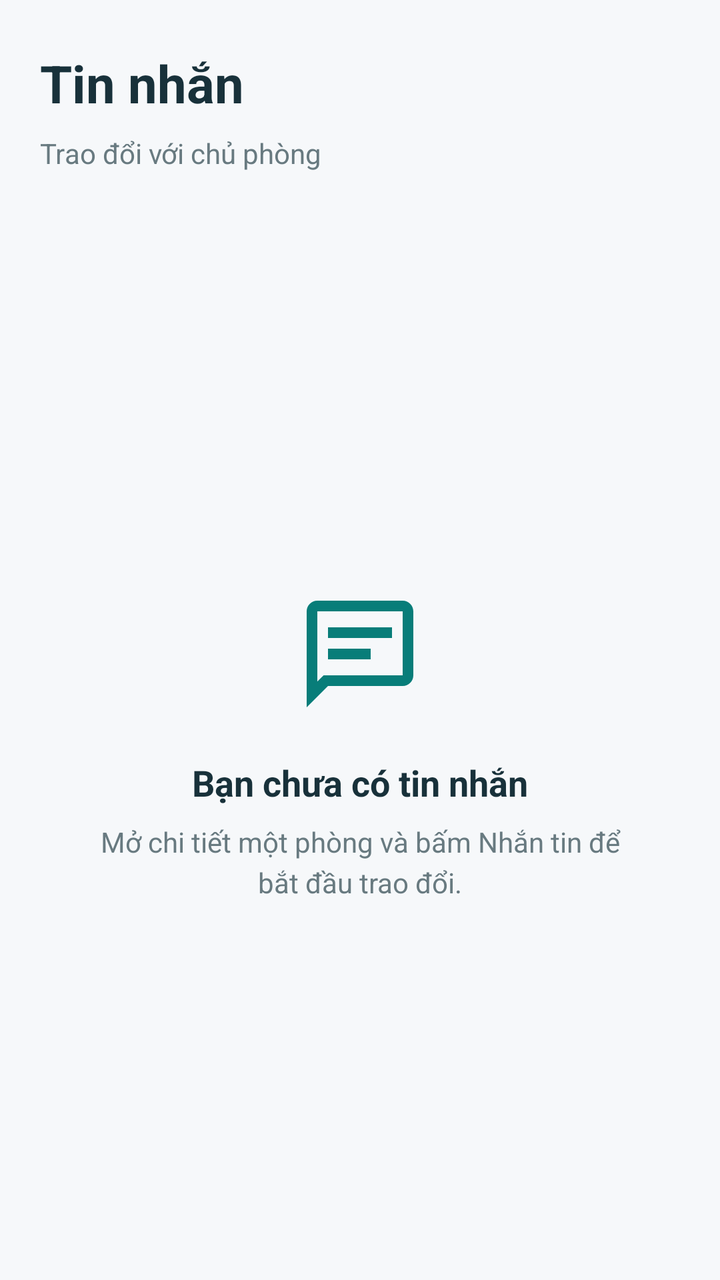
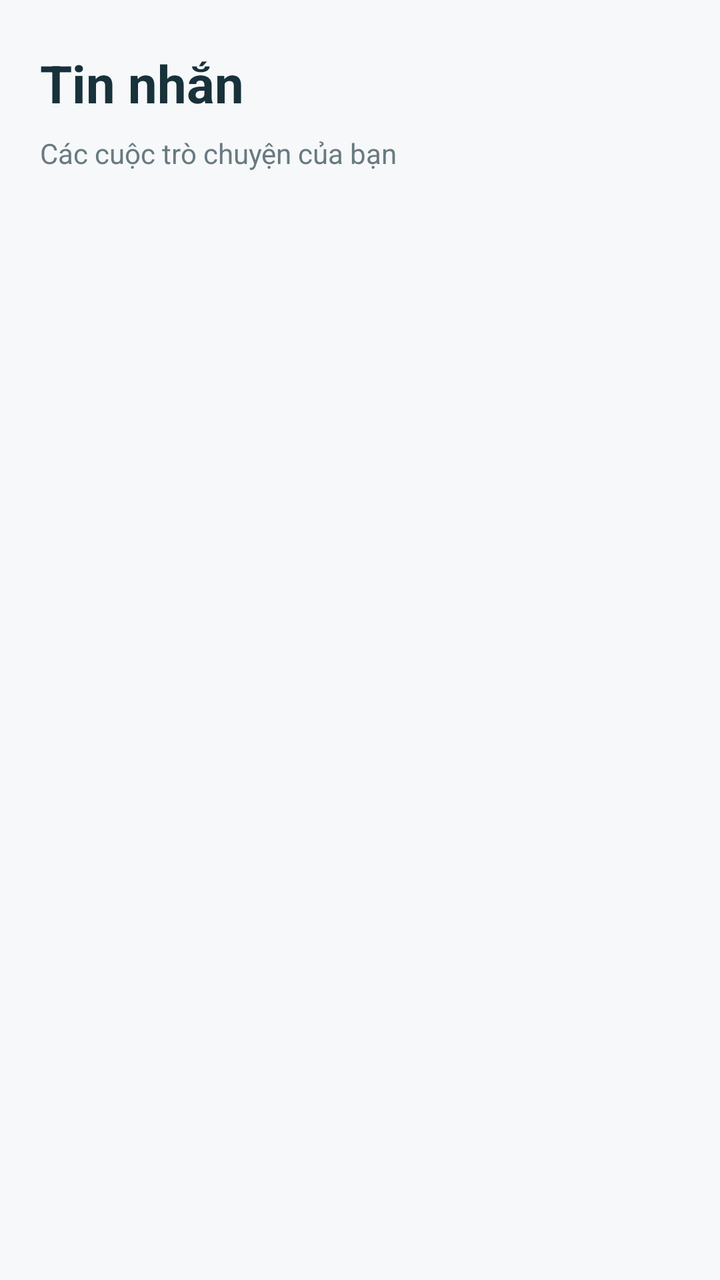

The first picture is an Android layout as it rendered before a commit; the second is the same layout after the commit. The layout source and the unified diff follow.
<!-- AndroidManifest.xml: application theme Theme.ROOMLY -->
<!-- res/layout/fragment_messages.xml -->
<?xml version="1.0" encoding="utf-8"?>
<LinearLayout
    xmlns:android="http://schemas.android.com/apk/res/android"
    xmlns:app="http://schemas.android.com/apk/res-auto"
    android:layout_width="match_parent"
    android:layout_height="match_parent"
    android:orientation="vertical"
    android:background="@color/roomly_background"
    android:paddingStart="20dp"
    android:paddingEnd="20dp">

    
    <TextView
        android:layout_width="match_parent"
        android:layout_height="wrap_content"
        android:layout_marginTop="24dp"
        android:text="Tin nhắn"
        android:textColor="@color/roomly_text_primary"
        android:textSize="26sp"
        android:textStyle="bold" />

    <TextView
        android:layout_width="match_parent"
        android:layout_height="wrap_content"
        android:layout_marginTop="8dp"
        android:text="Trao đổi với chủ phòng"
        android:textColor="@color/roomly_text_secondary"
        android:textSize="14sp" />

    
    <FrameLayout
        android:layout_width="match_parent"
        android:layout_height="0dp"
        android:layout_weight="1"
        android:layout_marginTop="20dp">

        <androidx.recyclerview.widget.RecyclerView
            android:id="@+id/rv_conversations"
            android:layout_width="match_parent"
            android:layout_height="match_parent"
            android:clipToPadding="false"
            android:paddingBottom="16dp"
            android:visibility="gone" />

        
        <LinearLayout
            android:id="@+id/layout_messages_empty"
            android:layout_width="match_parent"
            android:layout_height="match_parent"
            android:orientation="vertical"
            android:gravity="center"
            android:padding="24dp">

            <ImageView
                android:layout_width="64dp"
                android:layout_height="64dp"
                android:src="@drawable/ic_chat"
                android:importantForAccessibility="no"
                app:tint="@color/roomly_primary" />

            <TextView
                android:layout_width="match_parent"
                android:layout_height="wrap_content"
                android:layout_marginTop="20dp"
                android:gravity="center"
                android:text="Bạn chưa có tin nhắn"
                android:textColor="@color/roomly_text_primary"
                android:textSize="18sp"
                android:textStyle="bold" />

            <TextView
                android:layout_width="match_parent"
                android:layout_height="wrap_content"
                android:layout_marginTop="8dp"
                android:gravity="center"
                android:lineSpacingExtra="4dp"
                android:text="Mở chi tiết một phòng và bấm Nhắn tin để bắt đầu trao đổi."
                android:textColor="@color/roomly_text_secondary"
                android:textSize="14sp" />

        </LinearLayout>

    </FrameLayout>

</LinearLayout>
<!-- resources referenced by this layout -->
<resources>
  <color name="roomly_background">#F6F8FA</color>
  <color name="roomly_primary">#087D79</color>
  <color name="roomly_text_primary">#18313A</color>
  <color name="roomly_text_secondary">#687A80</color>
  <!-- drawable ic_chat (drawable) -->
  <?xml version="1.0" encoding="utf-8"?>
  <vector xmlns:android="http://schemas.android.com/apk/res/android"
      android:width="24dp"
      android:height="24dp"
      android:viewportWidth="24"
      android:viewportHeight="24">
  
      <path
          android:fillColor="@color/roomly_text_secondary"
          android:pathData="M20,2H4c-1.1,0 -2,0.9 -2,2v18l4,-4h14c1.1,0 2,-0.9 2,-2V4c0,-1.1 -0.9,-2 -2,-2zM20,16H5.17L4,17.17V4h16v12zM6,7h12v2H6zM6,11h8v2H6z" />
  
  </vector>
  <style name="Theme.ROOMLY" parent="Base.Theme.ROOMLY" />
  <style name="Base.Theme.ROOMLY" parent="Theme.Material3.DayNight.NoActionBar">
          
          
      </style>
</resources>

<!-- the commit's change to res/layout/fragment_messages.xml (unified diff, before → after) -->
@@ -23,7 +23,7 @@
         android:layout_width="match_parent"
         android:layout_height="wrap_content"
         android:layout_marginTop="8dp"
-        android:text="Trao đổi với chủ phòng"
+        android:text="Các cuộc trò chuyện của bạn"
         android:textColor="@color/roomly_text_secondary"
         android:textSize="14sp" />
 
@@ -34,6 +34,7 @@
         android:layout_weight="1"
         android:layout_marginTop="20dp">
 
+        
         <androidx.recyclerview.widget.RecyclerView
             android:id="@+id/rv_conversations"
             android:layout_width="match_parent"
@@ -49,7 +50,8 @@
             android:layout_height="match_parent"
             android:orientation="vertical"
             android:gravity="center"
-            android:padding="24dp">
+            android:padding="24dp"
+            android:visibility="gone">
 
             <ImageView
                 android:layout_width="64dp"
@@ -74,12 +76,69 @@
                 android:layout_marginTop="8dp"
                 android:gravity="center"
                 android:lineSpacingExtra="4dp"
-                android:text="Mở chi tiết một phòng và bấm Nhắn tin để bắt đầu trao đổi."
+                android:text="Các cuộc trò chuyện của bạn sẽ xuất hiện ở đây."
                 android:textColor="@color/roomly_text_secondary"
                 android:textSize="14sp" />
 
         </LinearLayout>
 
+        
+        <ScrollView
+            android:id="@+id/layout_messages_guest"
+            android:layout_width="match_parent"
+            android:layout_height="match_parent"
+            android:fillViewport="true"
+            android:visibility="gone">
+
+            <LinearLayout
+                android:layout_width="match_parent"
+                android:layout_height="wrap_content"
+                android:orientation="vertical"
+                android:gravity="center"
+                android:padding="24dp">
+
+                <ImageView
+                    android:layout_width="64dp"
+                    android:layout_height="64dp"
+                    android:src="@drawable/ic_chat"
+                    android:importantForAccessibility="no"
+                    app:tint="@color/roomly_primary" />
+
+                <TextView
+                    android:layout_width="match_parent"
+                    android:layout_height="wrap_content"
+                    android:layout_marginTop="20dp"
+                    android:gravity="center"
+                    android:text="Đăng nhập để xem tin nhắn"
+                    android:textColor="@color/roomly_text_primary"
+                    android:textSize="18sp"
+                    android:textStyle="bold" />
+
+                <TextView
+                    android:layout_width="match_parent"
+                    android:layout_height="wrap_content"
+                    android:layout_marginTop="8dp"
+                    android:gravity="center"
+                    android:lineSpacingExtra="4dp"
+                    android:text="Đăng nhập để xem các cuộc trò chuyện và trao đổi về phòng bạn quan tâm."
+                    android:textColor="@color/roomly_text_secondary"
+                    android:textSize="14sp" />
+
+                <com.google.android.material.button.MaterialButton
+                    android:id="@+id/btn_messages_login"
+                    android:layout_width="match_parent"
+                    android:layout_height="wrap_content"
+                    android:minHeight="48dp"
+                    android:layout_marginTop="24dp"
+                    android:text="Đăng nhập"
+                    android:textAllCaps="false"
+                    android:textColor="@color/roomly_surface"
+                    android:backgroundTint="@color/roomly_primary" />
+
+            </LinearLayout>
+
+        </ScrollView>
+
     </FrameLayout>
 
 </LinearLayout>
<!-- resource entries referenced after the edit -->
@@ -2,6 +2,7 @@
 <resources>
   <color name="roomly_background">#F6F8FA</color>
   <color name="roomly_primary">#087D79</color>
+  <color name="roomly_surface">#FFFFFF</color>
   <color name="roomly_text_primary">#18313A</color>
   <color name="roomly_text_secondary">#687A80</color>
   <!-- drawable ic_chat (drawable) -->
